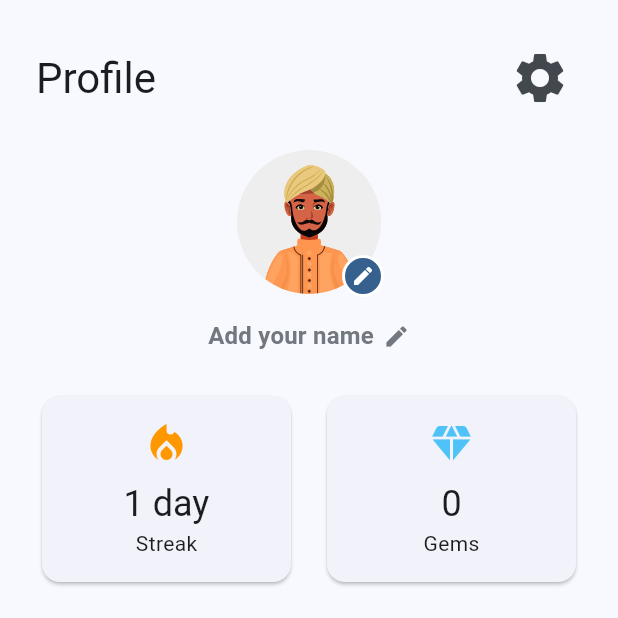
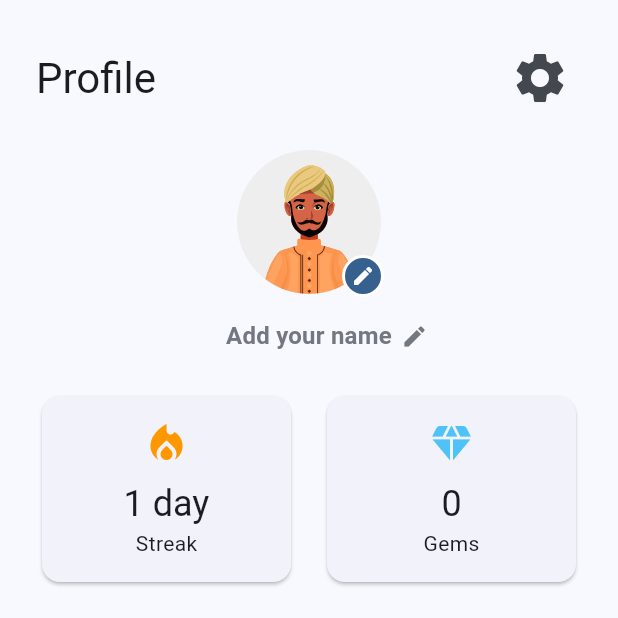
Before and after one commit to gnps-developer/gnps_learning_hub, a Flutter app: the JourneyScreen screen opened directly, item 3 of the bottom bar chosen, on a phone screen of 412 x 824 dp, the top half of it. Run offline on Flutter 3.47's test engine with Material 3 defaults, Android fonts, the light colour scheme and no system bars; our stand-ins replace audioplayers, flutter_riverpod, flutter_svg, flutter_tts, hive_flutter, package_info_plus; accounts and stored records are empty; project files that could hold a hidden picture were left out.

Commit message:
Improve name field layout by adding invisible placeholder and centering text

```diff
--- a/lib/screens/profile_screen.dart
+++ b/lib/screens/profile_screen.dart
@@ -261,17 +261,23 @@ class _NameFieldState extends ConsumerState<_NameField> {
 
     return Row(
       mainAxisAlignment: MainAxisAlignment.center,
-      mainAxisSize: MainAxisSize.min,
       children: [
+        // Invisible placeholder to balance the edit icon on the right
+        const Opacity(
+          opacity: 0,
+          child: Icon(Icons.edit, size: 18),
+        ),
+        const SizedBox(width: 6),
         Flexible(
           child: Text(
             hasName ? widget.currentName! : 'Add your name',
             overflow: TextOverflow.ellipsis,
             maxLines: 1,
+            textAlign: TextAlign.center,
             style: Theme.of(context).textTheme.titleMedium?.copyWith(
-              fontWeight: FontWeight.bold,
-              color: hasName ? null : Theme.of(context).colorScheme.outline,
-            ),
+                  fontWeight: FontWeight.bold,
+                  color: hasName ? null : Theme.of(context).colorScheme.outline,
+                ),
           ),
         ),
         const SizedBox(width: 6),
```
